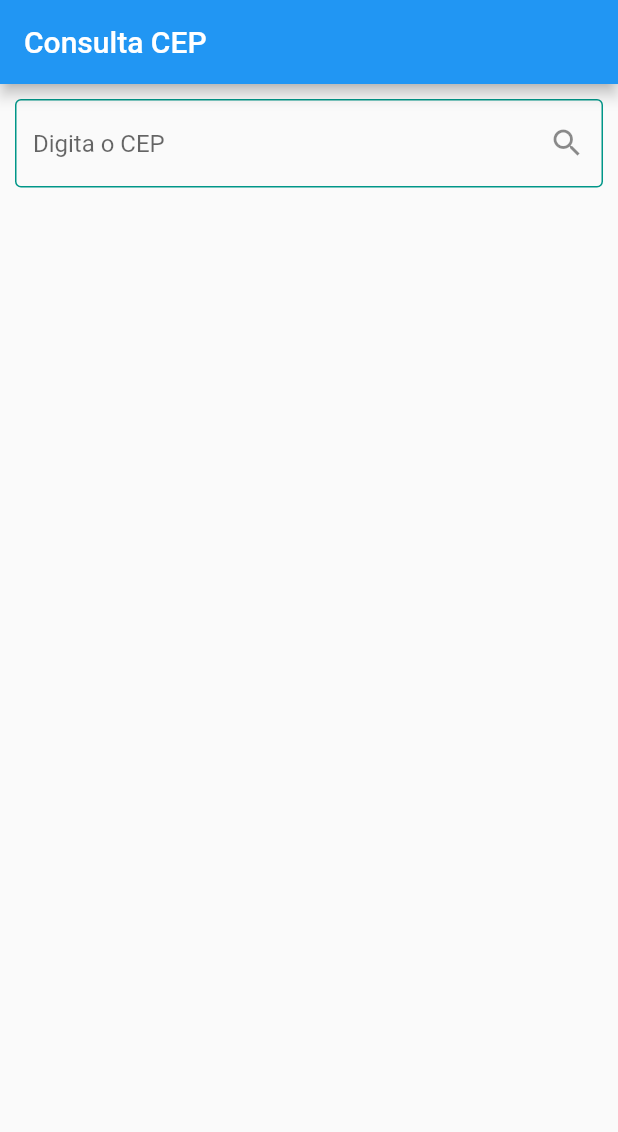
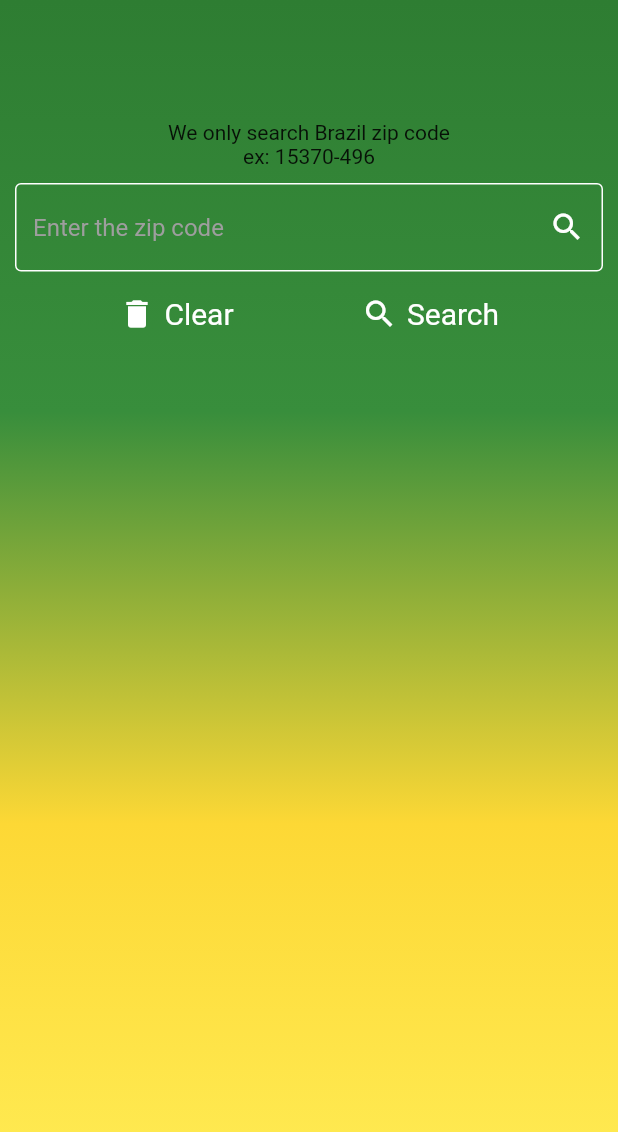
Before and after one commit to alexandrepd/FlutterBloc, a Flutter app: the screen it shows after launch, on a phone screen of 412 x 824 dp. Shown: the top 1132 px of the screen. Run offline on Flutter 3.47's test engine with Material 2 defaults, Android fonts, the phone set to English and light mode, and no system bars; our stand-ins replace flutter_bloc, get_it.

Commit message:
refactor 01

```diff
--- a/lib/features/zip_code/presentation/bloc/zip_code_bloc.dart
+++ b/lib/features/zip_code/presentation/bloc/zip_code_bloc.dart
@@ -15,6 +15,8 @@ class ZipCodeBloc extends Bloc<ZipCodeEvent, ZipCodeState> {
   Stream<ZipCodeState> mapEventToState(ZipCodeEvent event) async* {
     if (event is SearchCepEvent) {
       yield* searchCep(event);
+    } else if (event is ClearEvent) {
+      yield ZipCodeInitial();
     }
   }
 
--- a/lib/features/zip_code/presentation/bloc/zip_code_event.dart
+++ b/lib/features/zip_code/presentation/bloc/zip_code_event.dart
@@ -7,3 +7,5 @@ class SearchCepEvent extends ZipCodeEvent {
   final String cep;
   SearchCepEvent({@required this.cep}) : assert(cep != null);
 }
+
+class ClearEvent extends ZipCodeEvent {}
--- a/lib/features/zip_code/presentation/pages/search_zip_code_screen.dart
+++ b/lib/features/zip_code/presentation/pages/search_zip_code_screen.dart
@@ -1,43 +1,33 @@
-import 'package:flutter_bloc_zipcode_br/features/zip_code/data/repositories/zip_code_repository.dart';
-import 'package:flutter_bloc_zipcode_br/features/zip_code/presentation/bloc/zip_code_bloc.dart';
-import 'package:flutter_bloc_zipcode_br/features/zip_code/presentation/widgets/editCustom.dart';
-import 'package:flutter_bloc_zipcode_br/features/zip_code/presentation/widgets/resultCustom.dart';
 import 'package:flutter/material.dart';
-import 'package:flutter_bloc/flutter_bloc.dart';
+import 'package:flutter_bloc_zipcode_br/features/zip_code/presentation/widgets/ConsultaCepComponents.dart';
 
-class SeachZipCodeScreen extends StatefulWidget {
-  final String title;
-  SeachZipCodeScreen({Key key, this.title}) : super(key: key);
-
-  @override
-  _SeachZipCodeScreenState createState() => _SeachZipCodeScreenState();
-}
-
-class _SeachZipCodeScreenState extends State<SeachZipCodeScreen> {
+class SeachZipCodeScreen extends StatelessWidget {
   @override
   Widget build(BuildContext context) {
-    return BlocProvider<ZipCodeBloc>(
-      lazy: false,
-      create: (_) => ZipCodeBloc(zipCodeRepository: ZipCodeRepository()),
-      child: Scaffold(
-        appBar: AppBar(
-          title: Text(widget.title),
+    return Scaffold(
+        body: Center(
+      child: Container(
+        padding: EdgeInsets.only(top: 80.0),
+        decoration: BoxDecoration(
+          gradient: LinearGradient(
+              begin: Alignment.topCenter,
+              end: Alignment.bottomCenter,
+              colors: [
+                Colors.green[800],
+                Colors.green[700],
+                Colors.yellow[600],
+                Colors.yellow[400],
+              ]),
         ),
-        body: Center(
-          child: Column(
-            mainAxisAlignment: MainAxisAlignment.start,
-            children: <Widget>[
-              Builder(builder: (context) {
-                return EditCustom(getZipCode: (zipCode) {
-                  BlocProvider.of<ZipCodeBloc>(context)
-                      .add(SearchCepEvent(cep: zipCode));
-                });
-              }),
-              ResultCustom(),
-            ],
-          ),
+        child: Column(
+          children: [
+            Text('We only search Brazil zip code'),
+            Text('ex: 15370-496'),
+            EditCustom(),
+            ResultCustom(),
+          ],
         ),
       ),
-    );
+    ));
   }
 }
--- a/lib/features/zip_code/presentation/widgets/editCustom.dart
+++ b/lib/features/zip_code/presentation/widgets/editCustom.dart
@@ -1,38 +1,81 @@
 import 'package:flutter/material.dart';
 import 'package:flutter/services.dart';
+import 'package:flutter_bloc_zipcode_br/features/zip_code/presentation/bloc/zip_code_bloc.dart';
+import 'package:flutter_bloc_zipcode_br/services/service_locator.dart';
 
 class EditCustom extends StatelessWidget {
-  final Function(String) getZipCode;
+  final Function(TextEditingController) getController;
 
-  const EditCustom({Key key, this.getZipCode}) : super(key: key);
+  EditCustom({this.getController});
+
+  final TextEditingController _controller = TextEditingController();
+
   @override
   Widget build(BuildContext context) {
-    TextEditingController _controller = TextEditingController();
-
     return Container(
       padding: const EdgeInsets.all(10.0),
-      child: TextField(
+      child: Column(
+        children: [
+          TextField(
             inputFormatters: [
               CepFormatter(mask: '#####-###', separator: '-'),
             ],
             controller: _controller,
             decoration: InputDecoration(
+              labelStyle: TextStyle(color: Colors.white),
+              floatingLabelStyle: TextStyle(color: Colors.white),
+              hintStyle: TextStyle(color: Colors.grey),
               focusedBorder: OutlineInputBorder(
-            borderSide: BorderSide(color: Colors.teal),
+                borderSide: BorderSide(color: Colors.white),
               ),
               enabledBorder: OutlineInputBorder(
-            borderSide: BorderSide(color: Colors.teal),
+                borderSide: BorderSide(color: Colors.white),
               ),
-          hintText: 'Digita o CEP',
+              hintText: 'Enter the zip code',
               suffixIcon: IconButton(
-            icon: Icon(Icons.search),
+                icon: Icon(Icons.search, color: Colors.white),
                 onPressed: () {
-              getZipCode(_controller.text);
+                  serviceLocator<ZipCodeBloc>()
+                      .add(SearchCepEvent(cep: _controller.text));
                   FocusScope.of(context).unfocus();
                 },
               ),
             ),
             keyboardType: TextInputType.number,
+          ),
+          Row(
+            mainAxisAlignment: MainAxisAlignment.spaceEvenly,
+            children: [
+              TextButton.icon(
+                icon: Icon(Icons.delete),
+                style: TextButton.styleFrom(
+                  padding: const EdgeInsets.all(16.0),
+                  primary: Colors.white,
+                  textStyle: const TextStyle(fontSize: 20),
+                ),
+                onPressed: () {
+                  _controller.clear();
+                  serviceLocator<ZipCodeBloc>().add(ClearEvent());
+                },
+                label: const Text('Clear'),
+              ),
+              TextButton.icon(
+                icon: Icon(Icons.search),
+                style: TextButton.styleFrom(
+                  padding: const EdgeInsets.all(16.0),
+                  primary: Colors.white,
+                  textStyle: const TextStyle(fontSize: 20),
+                ),
+                onPressed: () {
+                  serviceLocator<ZipCodeBloc>()
+                      .add(SearchCepEvent(cep: _controller.text));
+                  FocusScope.of(context).unfocus();
+                },
+                label: const Text('Search'),
+              ),
+            ],
+          ),
+        ],
       ),
     );
   }
--- a/lib/features/zip_code/presentation/widgets/resultCustom.dart
+++ b/lib/features/zip_code/presentation/widgets/resultCustom.dart
@@ -1,6 +1,7 @@
 import 'package:flutter_bloc_zipcode_br/features/zip_code/data/models/zip_code_model.dart';
 import 'package:flutter_bloc_zipcode_br/features/zip_code/presentation/bloc/zip_code_bloc.dart';
 import 'package:flutter_bloc/flutter_bloc.dart';
+import 'package:flutter_bloc_zipcode_br/services/service_locator.dart';
 
 import 'ConsultaCepComponents.dart';
 import 'package:flutter/material.dart';
@@ -9,6 +10,7 @@ class ResultCustom extends StatelessWidget {
   @override
   Widget build(BuildContext context) {
     return BlocBuilder<ZipCodeBloc, ZipCodeState>(
+      cubit: serviceLocator<ZipCodeBloc>(),
       builder: (context, state) {
         if (state is ZipCodeInitial) {
           return buildInitial();
@@ -45,7 +47,6 @@ class ResultCustom extends StatelessWidget {
     return Container(
       margin: EdgeInsets.symmetric(horizontal: 10),
       height: 100,
-      color: Colors.yellow,
       child: Column(
         mainAxisAlignment: MainAxisAlignment.start,
         children: [
--- a/lib/features/zip_code/presentation/widgets/textCustom.dart
+++ b/lib/features/zip_code/presentation/widgets/textCustom.dart
@@ -8,7 +8,7 @@ class TextCustom extends StatelessWidget {
   @override
   Widget build(BuildContext context) {
     return Padding(
-      padding: const EdgeInsets.fromLTRB(10.0, 0, 0, 0),
+      padding: EdgeInsets.only(left: 10.0),
       child: Container(
         child: Align(
           alignment: Alignment.centerLeft,
@@ -17,9 +17,12 @@ class TextCustom extends StatelessWidget {
               style: DefaultTextStyle.of(context).style,
               children: <TextSpan>[
                 TextSpan(
-                    text: '$label ',
-                    style: TextStyle(fontWeight: FontWeight.bold)),
-                TextSpan(text: content),
+                  text: '$label ',
+                ),
+                TextSpan(
+                  text: content,
+                  style: TextStyle(fontWeight: FontWeight.bold),
+                ),
               ],
             ),
           ),
--- a/lib/main.dart
+++ b/lib/main.dart
@@ -1,6 +1,6 @@
 import 'package:flutter/material.dart';
+import 'package:flutter_bloc_zipcode_br/features/zip_code/presentation/pages/search_zip_code_screen.dart';
 import 'package:flutter_bloc_zipcode_br/services/service_locator.dart';
-import 'features/zip_code/presentation/pages/search_zip_code_screen.dart';
 
 void main() {
   setupServiceLocator();
@@ -11,7 +11,7 @@ class MyApp extends StatelessWidget {
   @override
   Widget build(BuildContext context) {
     return MaterialApp(
-      home: SeachZipCodeScreen(title: 'Consulta CEP'),
+      home: SeachZipCodeScreen(),
     );
   }
 }
--- a/lib/services/service_locator.dart
+++ b/lib/services/service_locator.dart
@@ -1,10 +1,12 @@
+import 'package:flutter_bloc_zipcode_br/features/zip_code/data/repositories/zip_code_repository.dart';
 import 'package:flutter_bloc_zipcode_br/features/zip_code/presentation/bloc/zip_code_bloc.dart';
 import 'package:get_it/get_it.dart';
 
-final getIt = GetIt.instance;
+final serviceLocator = GetIt.instance;
 
 void setupServiceLocator() {
-  getIt.registerSingleton<ZipCodeBloc>(ZipCodeBloc());
+  serviceLocator.registerSingleton<ZipCodeBloc>(
+      ZipCodeBloc(zipCodeRepository: ZipCodeRepository()));
 
 // Alternatively you could write it if you don't like global variables
   // GetIt.I.registerSingleton<AppModel>(AppModel());
```
Lines whose indentation alone changed are shown as unchanged.
